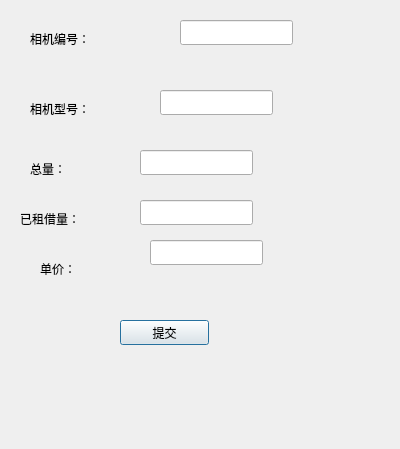
Old version of the form dialog_add_camera.ui in the repository Anthony52233/Qt_mysql_sys.
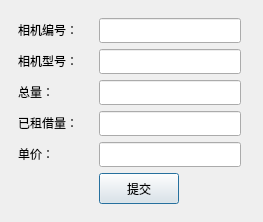
New version of the form.

Commit message: 终于写完了。增加了相机排序功能，美化了界面，用户查看相机时多了排序和查找功能

```diff
--- a/dialog_add_camera.ui
+++ b/dialog_add_camera.ui
@@ -2,144 +2,169 @@
 <ui version="4.0">
  <class>Dialog_add_camera</class>
  <widget class="QDialog" name="Dialog_add_camera">
+  <property name="enabled">
+   <bool>true</bool>
+  </property>
   <property name="geometry">
    <rect>
     <x>0</x>
     <y>0</y>
-    <width>400</width>
-    <height>449</height>
+    <width>263</width>
+    <height>222</height>
    </rect>
   </property>
   <property name="windowTitle">
    <string>Dialog</string>
   </property>
-  <widget class="QLabel" name="label">
+  <widget class="QWidget" name="widget" native="true">
    <property name="geometry">
     <rect>
-     <x>30</x>
-     <y>30</y>
-     <width>67</width>
-     <height>17</height>
+     <x>9</x>
+     <y>9</y>
+     <width>241</width>
+     <height>204</height>
     </rect>
    </property>
-   <property name="text">
-    <string>相机编号：</string>
-   </property>
-  </widget>
-  <widget class="QLabel" name="label_2">
+   <widget class="QLineEdit" name="lineEdit_add_camera_rent_num">
    <property name="geometry">
     <rect>
-     <x>30</x>
-     <y>100</y>
-     <width>67</width>
-     <height>17</height>
-    </rect>
-   </property>
-   <property name="text">
-    <string>相机型号：</string>
-   </property>
-  </widget>
-  <widget class="QLabel" name="label_3">
-   <property name="geometry">
-    <rect>
-     <x>30</x>
-     <y>160</y>
-     <width>67</width>
-     <height>17</height>
-    </rect>
-   </property>
-   <property name="text">
-    <string>总量：</string>
+      <x>90</x>
+      <y>102</y>
+      <width>142</width>
+      <height>25</height>
+     </rect>
    </property>
   </widget>
   <widget class="QLabel" name="label_5">
    <property name="geometry">
     <rect>
-     <x>40</x>
-     <y>260</y>
-     <width>67</width>
-     <height>17</height>
+      <x>9</x>
+      <y>133</y>
+      <width>45</width>
+      <height>23</height>
     </rect>
    </property>
    <property name="text">
     <string>单价：</string>
    </property>
   </widget>
-  <widget class="QLineEdit" name="lineEdit_add_camera_no">
-   <property name="geometry">
-    <rect>
-     <x>180</x>
-     <y>20</y>
-     <width>113</width>
-     <height>25</height>
-    </rect>
-   </property>
-  </widget>
   <widget class="QLineEdit" name="lineEdit_add_camera_name">
    <property name="geometry">
     <rect>
-     <x>160</x>
-     <y>90</y>
-     <width>113</width>
+      <x>90</x>
+      <y>40</y>
+      <width>142</width>
      <height>25</height>
     </rect>
    </property>
   </widget>
+   <widget class="QLabel" name="label_4">
+    <property name="geometry">
+     <rect>
+      <x>9</x>
+      <y>102</y>
+      <width>75</width>
+      <height>23</height>
+     </rect>
+    </property>
+    <property name="text">
+     <string>已租借量：</string>
+    </property>
+   </widget>
   <widget class="QLineEdit" name="lineEdit_add_camera_total_num">
    <property name="geometry">
     <rect>
-     <x>140</x>
-     <y>150</y>
-     <width>113</width>
+      <x>90</x>
+      <y>71</y>
+      <width>142</width>
      <height>25</height>
     </rect>
    </property>
   </widget>
-  <widget class="QLineEdit" name="lineEdit_add_camera_price">
+   <widget class="QLabel" name="label_2">
    <property name="geometry">
     <rect>
-     <x>150</x>
-     <y>240</y>
-     <width>113</width>
-     <height>25</height>
-    </rect>
-   </property>
+      <x>9</x>
+      <y>40</y>
+      <width>75</width>
+      <height>23</height>
+     </rect>
+    </property>
+    <property name="layoutDirection">
+     <enum>Qt::LeftToRight</enum>
+    </property>
+    <property name="text">
+     <string>相机型号：</string>
+    </property>
   </widget>
   <widget class="QPushButton" name="pushButto_add_camera">
    <property name="geometry">
     <rect>
-     <x>120</x>
-     <y>320</y>
-     <width>89</width>
-     <height>25</height>
+      <x>90</x>
+      <y>164</y>
+      <width>80</width>
+      <height>31</height>
     </rect>
    </property>
    <property name="text">
     <string>提交</string>
    </property>
   </widget>
-  <widget class="QLabel" name="label_4">
+   <widget class="QLabel" name="label">
    <property name="geometry">
     <rect>
-     <x>20</x>
-     <y>210</y>
-     <width>67</width>
-     <height>17</height>
-    </rect>
-   </property>
+      <x>9</x>
+      <y>9</y>
+      <width>75</width>
+      <height>23</height>
+     </rect>
+    </property>
+    <property name="layoutDirection">
+     <enum>Qt::LeftToRight</enum>
+    </property>
    <property name="text">
-    <string>已租借量：</string>
-   </property>
-  </widget>
-  <widget class="QLineEdit" name="lineEdit_add_camera_rent_num">
+     <string>相机编号：</string>
+    </property>
+   </widget>
+   <widget class="QLabel" name="label_3">
    <property name="geometry">
     <rect>
-     <x>140</x>
-     <y>200</y>
-     <width>113</width>
+      <x>9</x>
+      <y>71</y>
+      <width>45</width>
+      <height>23</height>
+     </rect>
+    </property>
+    <property name="layoutDirection">
+     <enum>Qt::LeftToRight</enum>
+    </property>
+    <property name="text">
+     <string>总量：</string>
+    </property>
+   </widget>
+   <widget class="QLineEdit" name="lineEdit_add_camera_price">
+    <property name="geometry">
+     <rect>
+      <x>90</x>
+      <y>133</y>
+      <width>142</width>
      <height>25</height>
     </rect>
    </property>
+   </widget>
+   <widget class="QLineEdit" name="lineEdit_add_camera_no">
+    <property name="enabled">
+     <bool>true</bool>
+    </property>
+    <property name="geometry">
+     <rect>
+      <x>90</x>
+      <y>9</y>
+      <width>142</width>
+      <height>25</height>
+     </rect>
+    </property>
+   </widget>
   </widget>
  </widget>
  <resources/>
```
Lines whose indentation alone changed are shown as unchanged. The commit also changes 22 other files.
